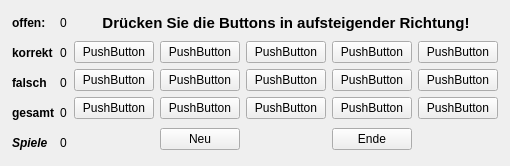
Before: the Qt Designer form qt/mvc/MyGame.ui in peterfuchs1/Py01, drawn with Qt 5.
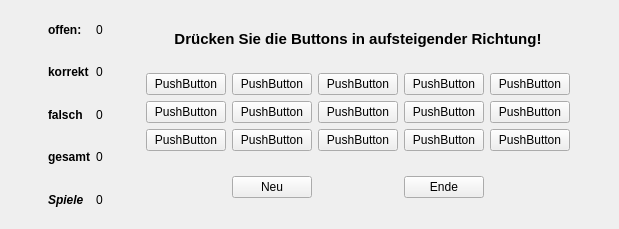
After: the same form once the commit is applied.

```diff
--- a/qt/mvc/MyGame.ui
+++ b/qt/mvc/MyGame.ui
@@ -6,8 +6,8 @@
    <rect>
     <x>0</x>
     <y>0</y>
-    <width>510</width>
-    <height>166</height>
+    <width>619</width>
+    <height>229</height>
    </rect>
   </property>
   <property name="sizePolicy">
```
Left out of the diff: 19 changed lines with no effect on the pictures.
